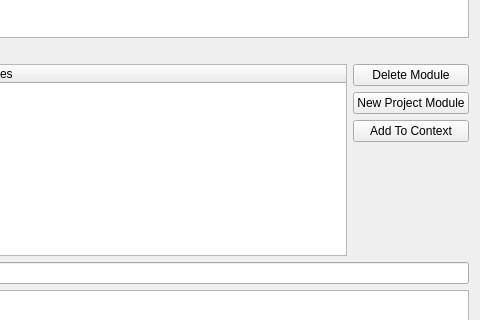
The window that forms/mainwindow.ui (mfoo/sched) describes before a commit, drawn with Qt 5; both pictures show x 643 to 1123 and y 204 to 524 of the 1123 by 809 pixel window.
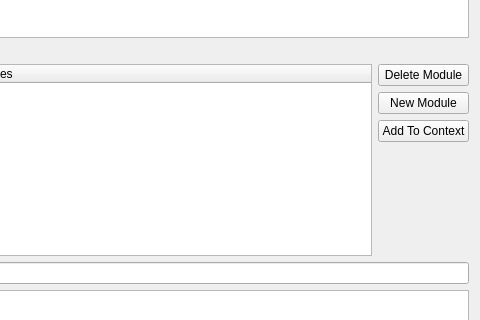
The same window after the commit.

```diff
--- a/forms/mainwindow.ui
+++ b/forms/mainwindow.ui
@@ -285,7 +285,7 @@
                <string>Add a new module to this project</string>
               </property>
               <property name="text">
-               <string>New Project Module</string>
+               <string>New Module</string>
               </property>
              </widget>
             </item>
```
Left out of the diff: 32 changed lines with no effect on the pictures.
